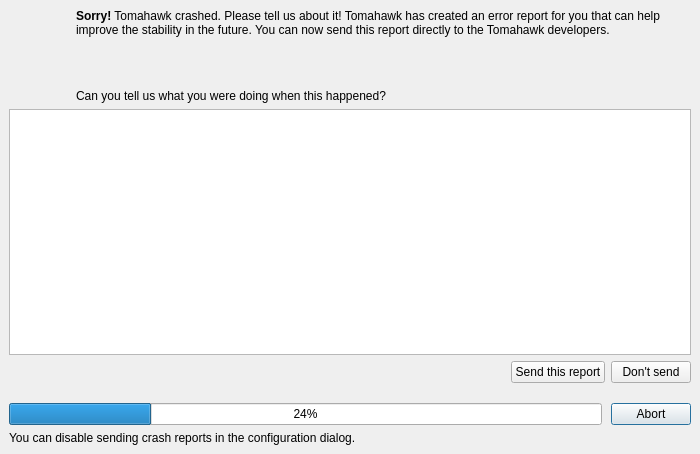
dschmidt/libcrashreporter-qt, file src/libcrashreporter-gui/CrashReporter.ui: the form before one commit.
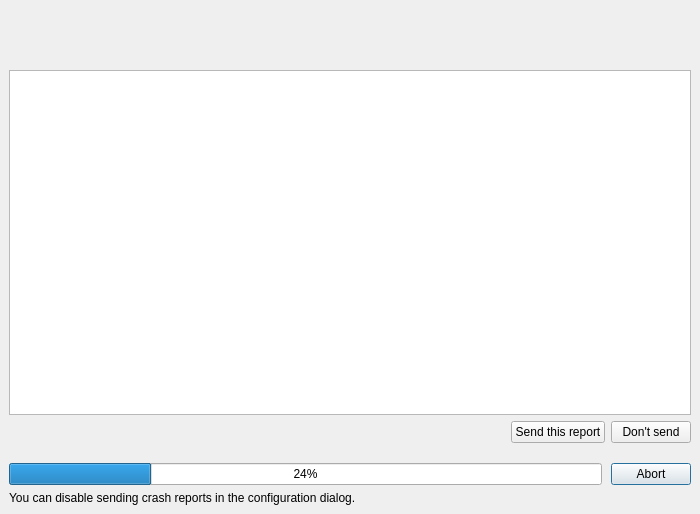
The form after the commit.

Commit message: Remove topLabel text, it's mandatory to set it via reporter.setText now

What changed in the file:
```diff
--- a/src/libcrashreporter-gui/CrashReporter.ui
+++ b/src/libcrashreporter-gui/CrashReporter.ui
@@ -10,7 +10,7 @@
     <x>0</x>
     <y>0</y>
     <width>700</width>
-    <height>454</height>
+    <height>514</height>
    </rect>
   </property>
   <property name="sizePolicy">
@@ -101,7 +101,7 @@
         </sizepolicy>
        </property>
        <property name="text">
-        <string>&lt;html&gt;&lt;head/&gt;&lt;body&gt;&lt;p&gt;&lt;span style=&quot; font-weight:600;&quot;&gt;Sorry!&lt;/span&gt; Tomahawk crashed. Please tell us about it! Tomahawk has created an error report for you that can help improve the stability in the future. You can now send this report directly to the Tomahawk developers.&lt;/p&gt;&lt;p&gt;&lt;br/&gt;&lt;/p&gt;&lt;p&gt;Can you tell us what you were doing when this happened?&lt;/p&gt;&lt;/body&gt;&lt;/html&gt;</string>
+        <string>&lt;html&gt;&lt;head/&gt;&lt;body&gt;&lt;p&gt;&lt;br/&gt;&lt;/p&gt;&lt;/body&gt;&lt;/html&gt;</string>
        </property>
        <property name="textFormat">
         <enum>Qt::RichText</enum>
```
